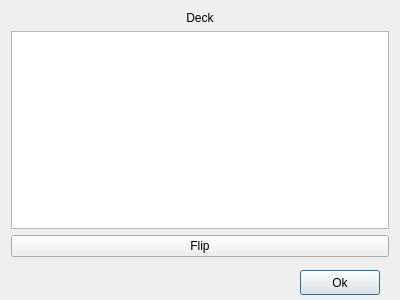
ECU-CSCI-4230/SpiralBound, file Qt Project Files/SpiralBound/studycard.ui: the form before one commit.
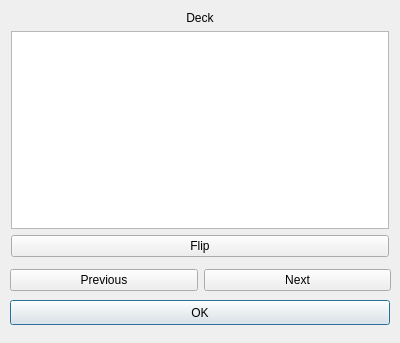
The form after the commit.

Commit message:
Allow users to iterate through cards & see front and back of cards
Users can flip through all cards in a deck
Users can flip back and fourth as much as they want to

Diff of the .ui file:
```diff
--- a/Qt Project Files/SpiralBound/studycard.ui
+++ b/Qt Project Files/SpiralBound/studycard.ui
@@ -7,7 +7,7 @@
     <x>0</x>
     <y>0</y>
     <width>400</width>
-    <height>300</height>
+    <height>343</height>
    </rect>
   </property>
   <property name="windowTitle">
@@ -16,14 +16,14 @@
   <widget class="QPushButton" name="pushButton_ok">
    <property name="geometry">
     <rect>
-     <x>300</x>
-     <y>270</y>
-     <width>80</width>
+     <x>10</x>
+     <y>300</y>
+     <width>380</width>
      <height>25</height>
     </rect>
    </property>
    <property name="text">
-    <string>Ok</string>
+    <string>OK</string>
    </property>
   </widget>
   <widget class="QWidget" name="">
@@ -67,6 +67,35 @@
     </item>
    </layout>
   </widget>
+  <widget class="QWidget" name="">
+   <property name="geometry">
+    <rect>
+     <x>10</x>
+     <y>260</y>
+     <width>381</width>
+     <height>41</height>
+    </rect>
+   </property>
+   <layout class="QHBoxLayout" name="horizontalLayout">
+    <item>
+     <widget class="QPushButton" name="pushButton_previous">
+      <property name="enabled">
+       <bool>true</bool>
+      </property>
+      <property name="text">
+       <string>Previous</string>
+      </property>
+     </widget>
+    </item>
+    <item>
+     <widget class="QPushButton" name="pushButton_next">
+      <property name="text">
+       <string>Next</string>
+      </property>
+     </widget>
+    </item>
+   </layout>
+  </widget>
  </widget>
  <resources/>
  <connections/>
```
Left out of the diff: 2 changed lines with no effect on the pictures. The commit also changes 2 other files.
